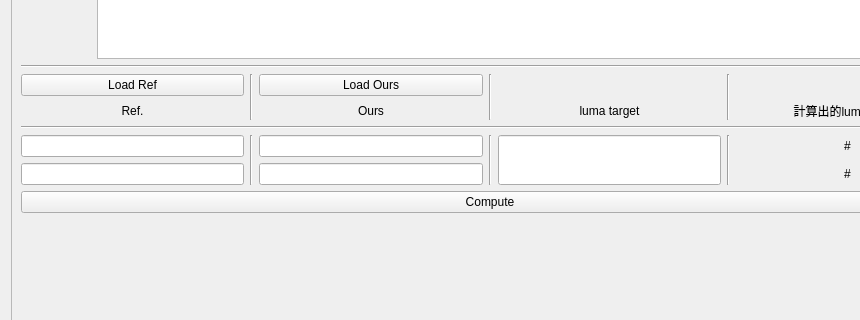
Old version of the form QUL/AEsimulator/colorChecker/UI.ui in the repository YuTing-Fang1999/FIH-tool; both pictures show x 0 to 860 and y 154 to 474 of the 980 by 638 pixel window.
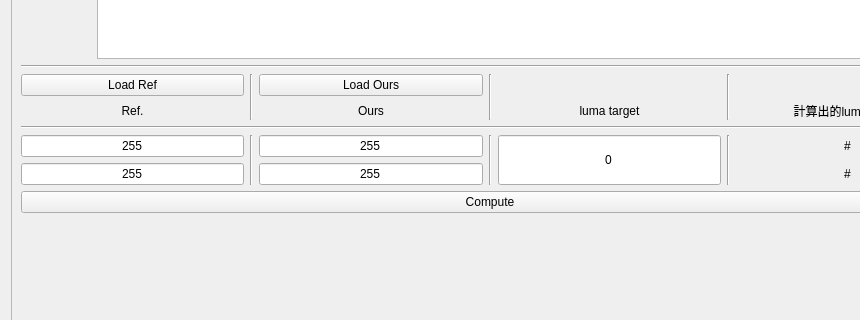
New version of the form.

```diff
--- a/QUL/AEsimulator/colorChecker/UI.ui
+++ b/QUL/AEsimulator/colorChecker/UI.ui
@@ -27,8 +27,8 @@
        <rect>
         <x>0</x>
         <y>0</y>
-        <width>966</width>
-        <height>624</height>
+        <width>956</width>
+        <height>614</height>
        </rect>
       </property>
       <layout class="QVBoxLayout" name="verticalLayout_2">
@@ -91,7 +91,7 @@
             <enum>Qt::LeftToRight</enum>
            </property>
            <property name="text">
-            <string/>
+            <string>255</string>
            </property>
            <property name="alignment">
             <set>Qt::AlignCenter</set>
@@ -123,7 +123,7 @@
             <enum>Qt::LeftToRight</enum>
            </property>
            <property name="text">
-            <string/>
+            <string>255</string>
            </property>
            <property name="alignment">
             <set>Qt::AlignCenter</set>
@@ -156,7 +156,7 @@
             <enum>Qt::LeftToRight</enum>
            </property>
            <property name="text">
-            <string/>
+            <string>0</string>
            </property>
            <property name="alignment">
             <set>Qt::AlignCenter</set>
@@ -218,7 +218,7 @@
             <enum>Qt::LeftToRight</enum>
            </property>
            <property name="text">
-            <string/>
+            <string>255</string>
            </property>
            <property name="alignment">
             <set>Qt::AlignCenter</set>
@@ -240,7 +240,7 @@
             <enum>Qt::LeftToRight</enum>
            </property>
            <property name="text">
-            <string/>
+            <string>255</string>
            </property>
            <property name="alignment">
             <set>Qt::AlignCenter</set>
```
